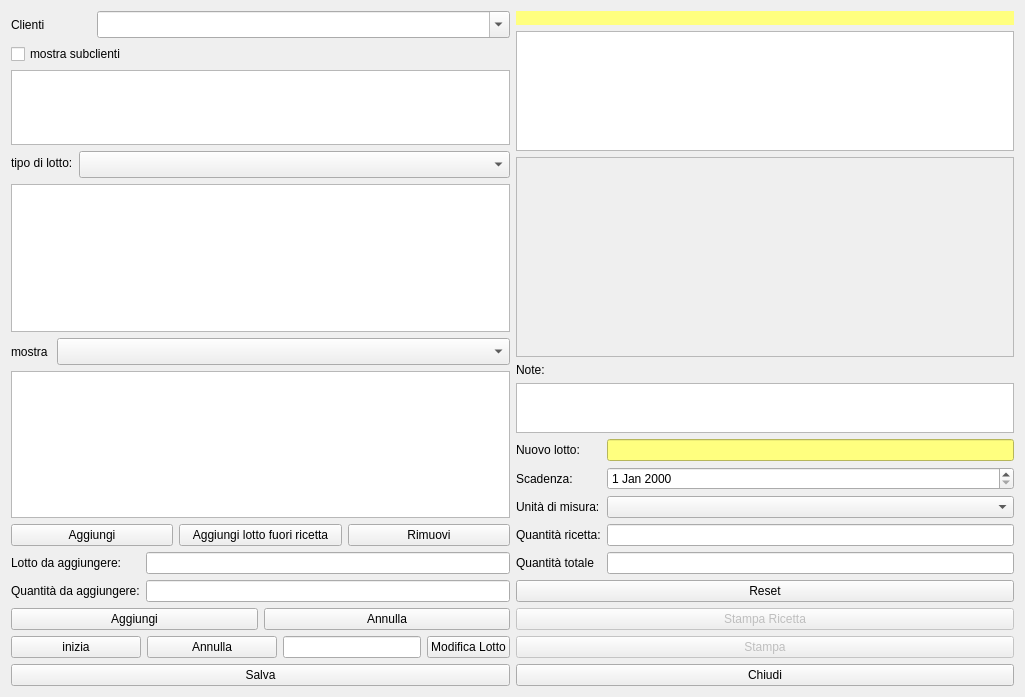
Qt form hproduction.ui (fblabs/hamlet-mod-sancon) before a commit.
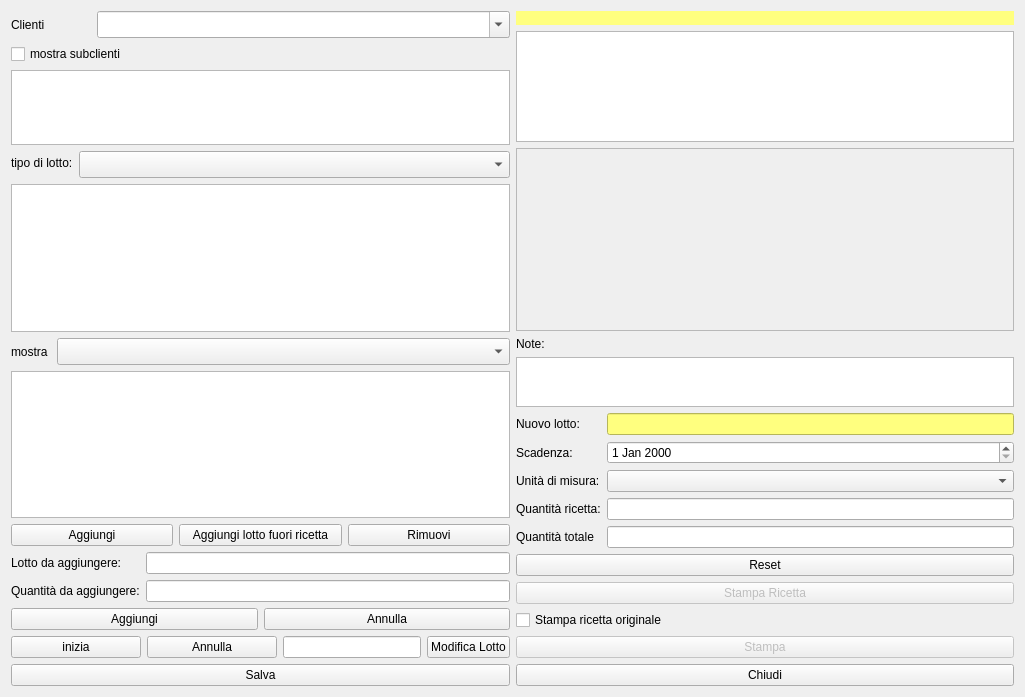
The same form after that commit. Icons and pictures are not drawn.

The edit to the form file:
```diff
--- a/hproduction.ui
+++ b/hproduction.ui
@@ -491,6 +491,13 @@
          </property>
         </widget>
        </item>
+       <item>
+        <widget class="QCheckBox" name="checkBox_2">
+         <property name="text">
+          <string>Stampa ricetta originale</string>
+         </property>
+        </widget>
+       </item>
        <item>
         <widget class="QPushButton" name="pushButton_10">
          <property name="enabled">
```
